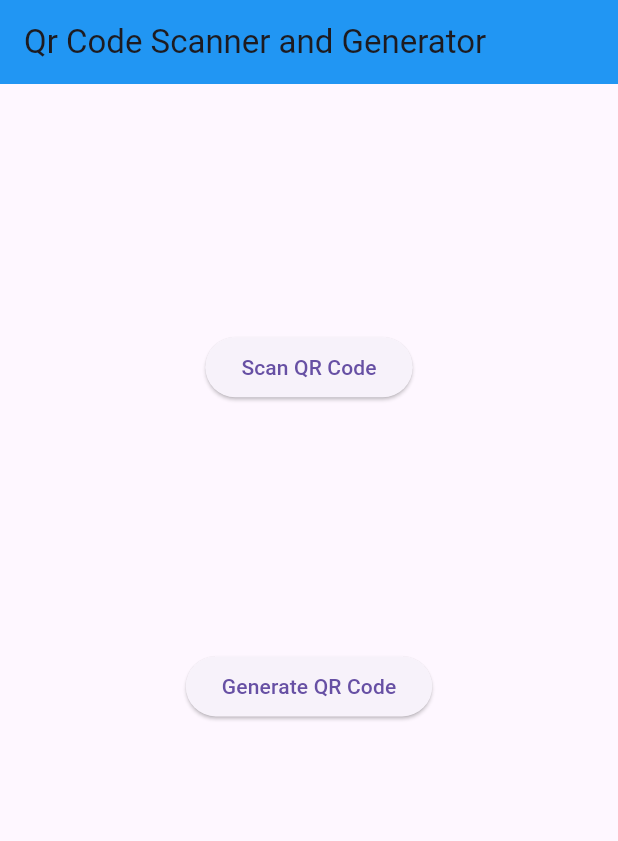
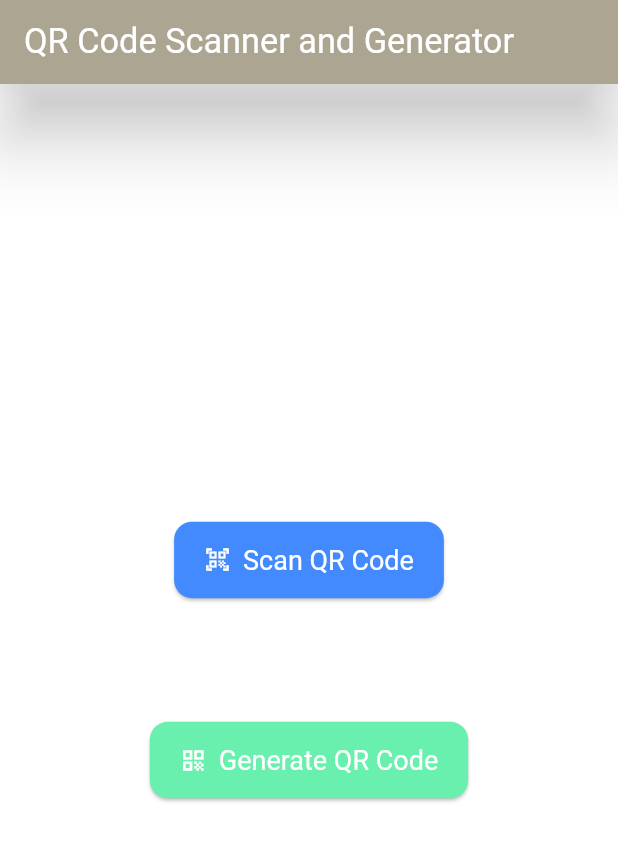
Before and after one commit to RITWIZSINGH/qr_scanner-generator, a Flutter app: the screen it shows after launch, on a phone screen of 412 x 824 dp. Shown: the top 841 px of the screen. Run offline on Flutter 3.47's test engine with Material 3 defaults, Android fonts, the phone set to English and light mode, and no system bars.

Commit message:
Improved the UI of the homepage

```diff
--- a/lib/homepage.dart
+++ b/lib/homepage.dart
@@ -16,39 +16,47 @@ class _HomepageState extends State<Homepage> {
     double screenWidth = MediaQuery.of(context).size.width;
     return Scaffold(
       appBar: AppBar(
-        title: Text('Qr Code Scanner and Generator'),
-        backgroundColor: Colors.blue,
+        elevation: 20,
+        shadowColor: Colors.black,
+        titleTextStyle:
+            TextStyle(color: Colors.white, fontSize: screenWidth / 18),
+        surfaceTintColor: const Color.fromARGB(255, 249, 206, 76),
+        title: const Text('QR Code Scanner and Generator'),
+        backgroundColor: Theme.of(context).appBarTheme.backgroundColor,
       ),
       body: Center(
         child: Column(
+          mainAxisAlignment: MainAxisAlignment.center,
           children: [
-            SizedBox(
-              height: screenHeight / 5,
-            ),
-            ElevatedButton(
+            ElevatedButton.icon(
               onPressed: () {
-                setState(() {
                 Navigator.push(
                   context,
-                    MaterialPageRoute(builder: (context) => ScanQrCode()),
+                  MaterialPageRoute(builder: (context) => const ScanQrCode()),
                 );
-                });
               },
-              child: Text('Scan QR Code'),
+              icon: const Icon(Icons.qr_code_scanner),
+              label: const Text('Scan QR Code'),
+              style: ElevatedButton.styleFrom(
+                backgroundColor: Colors.blueAccent,
+                foregroundColor: Colors.white,
               ),
-            SizedBox(
-              height: screenHeight / 5,
             ),
-            ElevatedButton(
+            SizedBox(height: screenHeight / 10),
+            ElevatedButton.icon(
               onPressed: () {
-                setState(() {
                 Navigator.push(
                   context,
-                    MaterialPageRoute(builder: (context) => GenerateQrCode()),
+                  MaterialPageRoute(
+                      builder: (context) => const GenerateQrCode()),
                 );
-                });
               },
-              child: Text('Generate QR Code'),
+              icon: const Icon(Icons.qr_code),
+              label: const Text('Generate QR Code'),
+              style: ElevatedButton.styleFrom(
+                backgroundColor: Colors.greenAccent,
+                foregroundColor: Colors.white,
+              ),
             ),
           ],
         ),
--- a/lib/main.dart
+++ b/lib/main.dart
@@ -8,13 +8,30 @@ void main() {
 class MyApp extends StatelessWidget {
   const MyApp({super.key});
 
-  // This widget is the root of your application.
   @override
   Widget build(BuildContext context) {
     return MaterialApp(
       debugShowCheckedModeBanner: false,
-      title: 'Qr Code Scanner and Generator',
-      home: Homepage(),
+      title: 'QR Code Scanner & Generator',
+      theme: ThemeData(
+        primarySwatch: Colors.blue,
+        appBarTheme: AppBarTheme(
+          backgroundColor: Colors.grey[500]
+        ),
+        scaffoldBackgroundColor: Colors.white,
+        elevatedButtonTheme: ElevatedButtonThemeData(
+          style: ElevatedButton.styleFrom(
+            padding:
+                const EdgeInsets.symmetric(vertical: 15.0, horizontal: 20.0),
+            textStyle: const TextStyle(fontSize: 18),
+            shape:
+                RoundedRectangleBorder(borderRadius: BorderRadius.circular(12)),
+            backgroundColor: Colors.blue,
+          ),
+        ),
+        iconTheme: IconThemeData(color: Colors.white),
+      ),
+      home: const Homepage(),
     );
   }
 }
```
Lines whose indentation alone changed are shown as unchanged.
